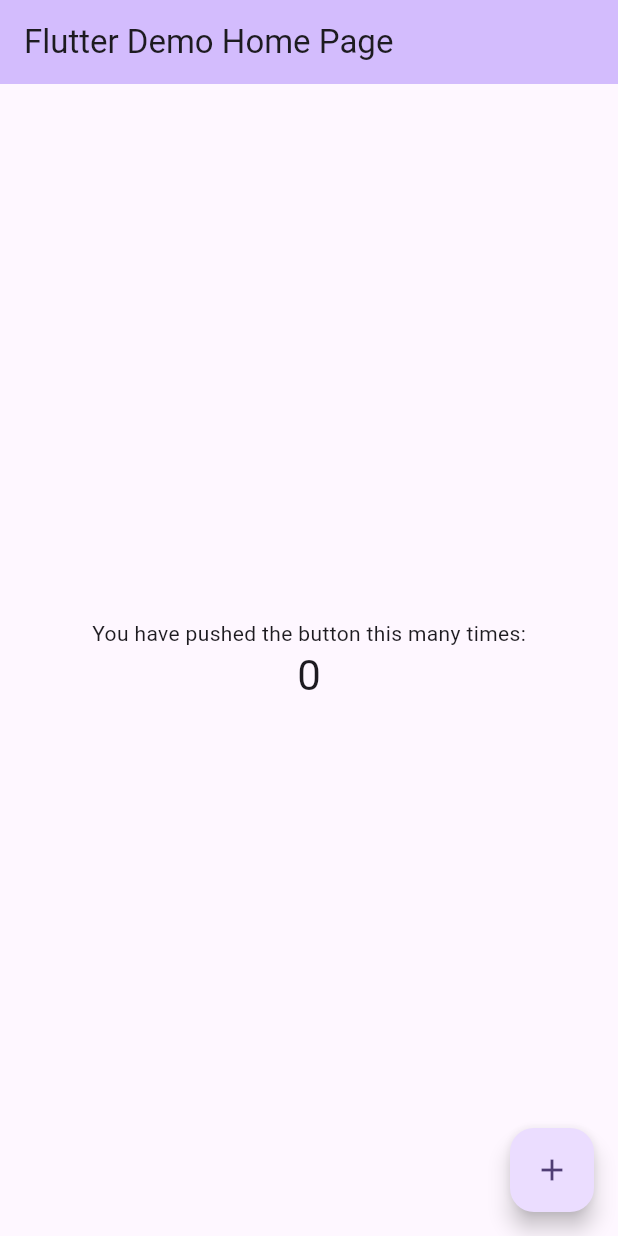
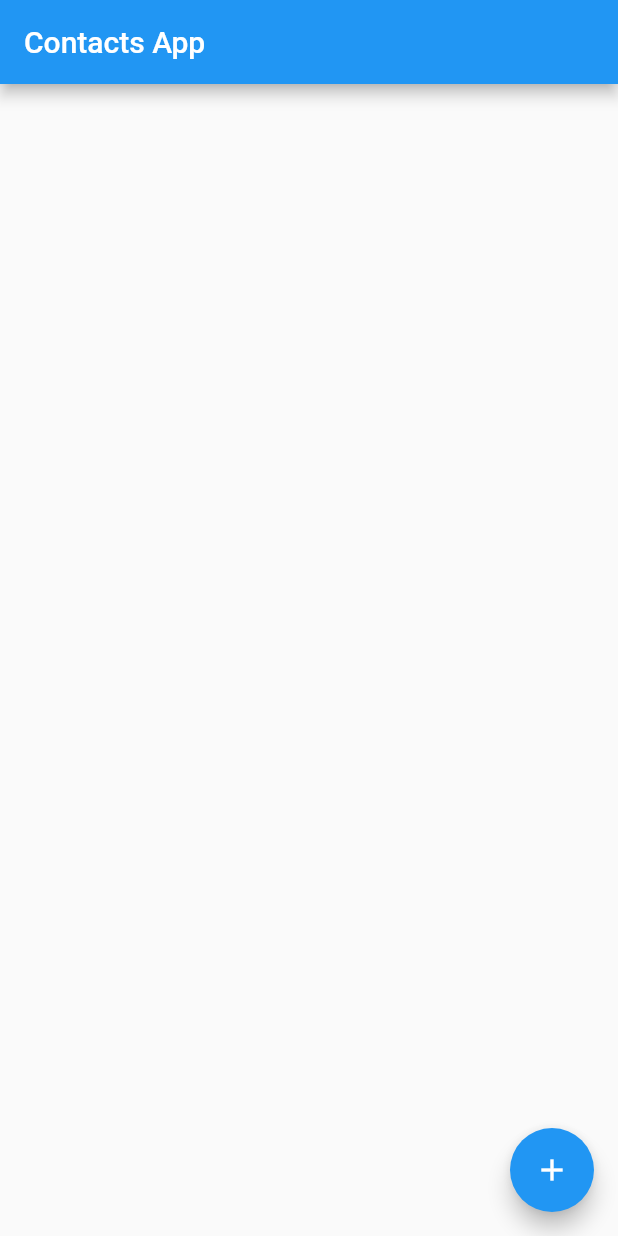
Before and after one commit to theadultnoble/flutter-for-Back4app, a Flutter app: the screen it shows after launch, on a phone screen of 412 x 824 dp. Run offline on Flutter 3.47's test engine with Material 2 defaults, Android fonts, the phone set to English and light mode, and no system bars.

Commit message:
error with render main.dart

```diff
--- a/lib/main.dart
+++ b/lib/main.dart
@@ -1,125 +1,129 @@
- import 'package:flutter/material.dart';
+import 'package:flutter/material.dart';
 
 void main() {
-  runApp(const MyApp());
+  runApp(ContactsApp());
 }
 
-class MyApp extends StatelessWidget {
-  const MyApp({super.key});
+class ContactsApp extends StatefulWidget {
+  @override
+  _ContactsAppState createState() => _ContactsAppState();
+}
 
-  // This widget is the root of your application.
+class _ContactsAppState extends State<ContactsApp> {
+  List<Contact> contacts = [];
+
   @override
   Widget build(BuildContext context) {
     return MaterialApp(
-      title: 'Flutter Demo',
-      theme: ThemeData(
-        // This is the theme of your application.
-        //
-        // TRY THIS: Try running your application with "flutter run". You'll see
-        // the application has a blue toolbar. Then, without quitting the app,
-        // try changing the seedColor in the colorScheme below to Colors.green
-        // and then invoke "hot reload" (save your changes or press the "hot
-        // reload" button in a Flutter-supported IDE, or press "r" if you used
-        // the command line to start the app).
-        //
-        // Notice that the counter didn't reset back to zero; the application
-        // state is not lost during the reload. To reset the state, use hot
-        // restart instead.
-        //
-        // This works for code too, not just values: Most code changes can be
-        // tested with just a hot reload.
-        colorScheme: ColorScheme.fromSeed(seedColor: Colors.deepPurple),
-        useMaterial3: true,
+      home: Scaffold(
+        appBar: AppBar(
+          title: const Text('Contacts App'),
+        ),
+        body: ListView.builder(
+          itemCount: contacts.length,
+          itemBuilder: (context, index) {
+            return ListTile(
+              title: Text(contacts[index].name),
+              subtitle: Text(contacts[index].phoneNumber),
+              trailing: IconButton(
+                icon: Icon(Icons.delete),
+                onPressed: () {
+                  setState(() {
+                    contacts.removeAt(index);
+                  });
+                },
+              ),
+            );
+          },
+        ),
+        floatingActionButton: FloatingActionButton(
+          onPressed: () {
+            _showAddContactDialog();
+          },
+          child: Icon(Icons.add),
+        ),
       ),
-      home: const MyHomePage(title: 'Flutter Demo Home Page'),
+    );
+  }
+
+  void _showAddContactDialog() {
+    showDialog(
+      context: context,
+      builder: (context) {
+        String name = '';
+        String phoneNumber = '';
+        String address = '';
+        String postalCode = '';
+
+        return AlertDialog(
+          title: Text('Add Contact'),
+          content: Column(
+            mainAxisSize: MainAxisSize.min,
+            children: [
+              TextField(
+                decoration: InputDecoration(labelText: 'Name'),
+                onChanged: (value) {
+                  name = value;
+                },
+              ),
+              TextField(
+                decoration: InputDecoration(labelText: 'Phone Number'),
+                onChanged: (value) {
+                  phoneNumber = value;
+                },
+              ),
+              TextField(
+                decoration: InputDecoration(labelText: 'Address'),
+                onChanged: (value) {
+                  address = value;
+                },
+              ),
+              TextField(
+                decoration: InputDecoration(labelText: 'Postal Code'),
+                onChanged: (value) {
+                  postalCode = value;
+                },
+              ),
+            ],
+          ),
+          actions: [
+            TextButton(
+              onPressed: () {
+                Navigator.of(context).pop();
+              },
+              child: Text('Cancel'),
+            ),
+            ElevatedButton(
+              onPressed: () {
+                setState(() {
+                  contacts.add(Contact(
+                    name: name,
+                    phoneNumber: phoneNumber,
+                    address: address,
+                    postalCode: postalCode,
+                  ));
+                });
+                Navigator.of(context).pop();
+              },
+              child: Text('Save'),
+            ),
+          ],
+        );
+      },
     );
   }
 }
 
-class MyHomePage extends StatefulWidget {
-  const MyHomePage({super.key, required this.title});
+class Contact {
+  final String name;
+  final String phoneNumber;
+  final String address;
+  final String postalCode;
 
-  // This widget is the home page of your application. It is stateful, meaning
-  // that it has a State object (defined below) that contains fields that affect
-  // how it looks.
-
-  // This class is the configuration for the state. It holds the values (in this
-  // case the title) provided by the parent (in this case the App widget) and
-  // used by the build method of the State. Fields in a Widget subclass are
-  // always marked "final".
-
-  final String title;
-
-  @override
-  State<MyHomePage> createState() => _MyHomePageState();
+  Contact({
+    required this.name,
+    required this.phoneNumber,
+    required this.address,
+    required this.postalCode,
+  });
 }
-
-class _MyHomePageState extends State<MyHomePage> {
-  int _counter = 0;
-
-  void _incrementCounter() {
-    setState(() {
-      // This call to setState tells the Flutter framework that something has
-      // changed in this State, which causes it to rerun the build method below
-      // so that the display can reflect the updated values. If we changed
-      // _counter without calling setState(), then the build method would not be
-      // called again, and so nothing would appear to happen.
-      _counter++;
-    });
-  }
-
-  @override
-  Widget build(BuildContext context) {
-    // This method is rerun every time setState is called, for instance as done
-    // by the _incrementCounter method above.
-    //
-    // The Flutter framework has been optimized to make rerunning build methods
-    // fast, so that you can just rebuild anything that needs updating rather
-    // than having to individually change instances of widgets.
-    return Scaffold(
-      appBar: AppBar(
-        // TRY THIS: Try changing the color here to a specific color (to
-        // Colors.amber, perhaps?) and trigger a hot reload to see the AppBar
-        // change color while the other colors stay the same.
-        backgroundColor: Theme.of(context).colorScheme.inversePrimary,
-        // Here we take the value from the MyHomePage object that was created by
-        // the App.build method, and use it to set our appbar title.
-        title: Text(widget.title),
-      ),
-      body: Center(
-        // Center is a layout widget. It takes a single child and positions it
-        // in the middle of the parent.
-        child: Column(
-          // Column is also a layout widget. It takes a list of children and
-          // arranges them vertically. By default, it sizes itself to fit its
-          // children horizontally, and tries to be as tall as its parent.
-          //
-          // Column has various properties to control how it sizes itself and
-          // how it positions its children. Here we use mainAxisAlignment to
-          // center the children vertically; the main axis here is the vertical
-          // axis because Columns are vertical (the cross axis would be
-          // horizontal).
-          //
-          // TRY THIS: Invoke "debug painting" (choose the "Toggle Debug Paint"
-          // action in the IDE, or press "p" in the console), to see the
-          // wireframe for each widget.
-          mainAxisAlignment: MainAxisAlignment.center,
-          children: <Widget>[
-            const Text(
-              'You have pushed the button this many times:',
-            ),
-            Text(
-              '$_counter',
-              style: Theme.of(context).textTheme.headlineMedium,
-            ),
-          ],
-        ),
-      ),
-      floatingActionButton: FloatingActionButton(
-        onPressed: _incrementCounter,
-        tooltip: 'Increment',
-        child: const Icon(Icons.add),
-      ), // This trailing comma makes auto-formatting nicer for build methods.
-    );
-  }
-}
```
Also changed, not shown: pubspec.yaml (+3 -4 lines), pubspec.lock, 14 other files.
